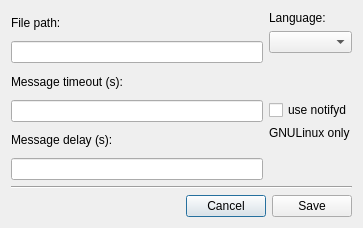
This is preferences.ui in hellhammer/qwordnotify as Qt 5 draws it before an edit. The edited form follows.
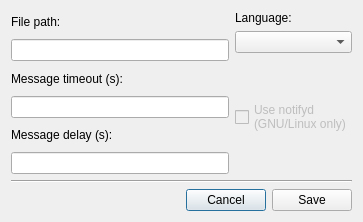
This is the edited form. Icons and pictures are not drawn.

What changed in the file:
```diff
--- a/preferences.ui
+++ b/preferences.ui
@@ -10,7 +10,7 @@
     <x>0</x>
     <y>0</y>
     <width>363</width>
-    <height>228</height>
+    <height>222</height>
    </rect>
   </property>
   <property name="windowTitle">
@@ -35,7 +35,11 @@
           </widget>
          </item>
          <item>
-          <widget class="QLineEdit" name="fileLineEdit"/>
+          <widget class="QLineEdit" name="fileLineEdit">
+           <property name="readOnly">
+            <bool>true</bool>
+           </property>
+          </widget>
          </item>
         </layout>
        </item>
@@ -110,15 +114,12 @@
          </item>
          <item>
           <widget class="QCheckBox" name="checkBox">
-           <property name="text">
-            <string>use notifyd</string>
+           <property name="enabled">
+            <bool>false</bool>
            </property>
-          </widget>
-         </item>
-         <item>
-          <widget class="QLabel" name="label">
            <property name="text">
-            <string>GNULinux only</string>
+            <string>Use notifyd
+(GNU/Linux only)</string>
            </property>
           </widget>
          </item>
```
